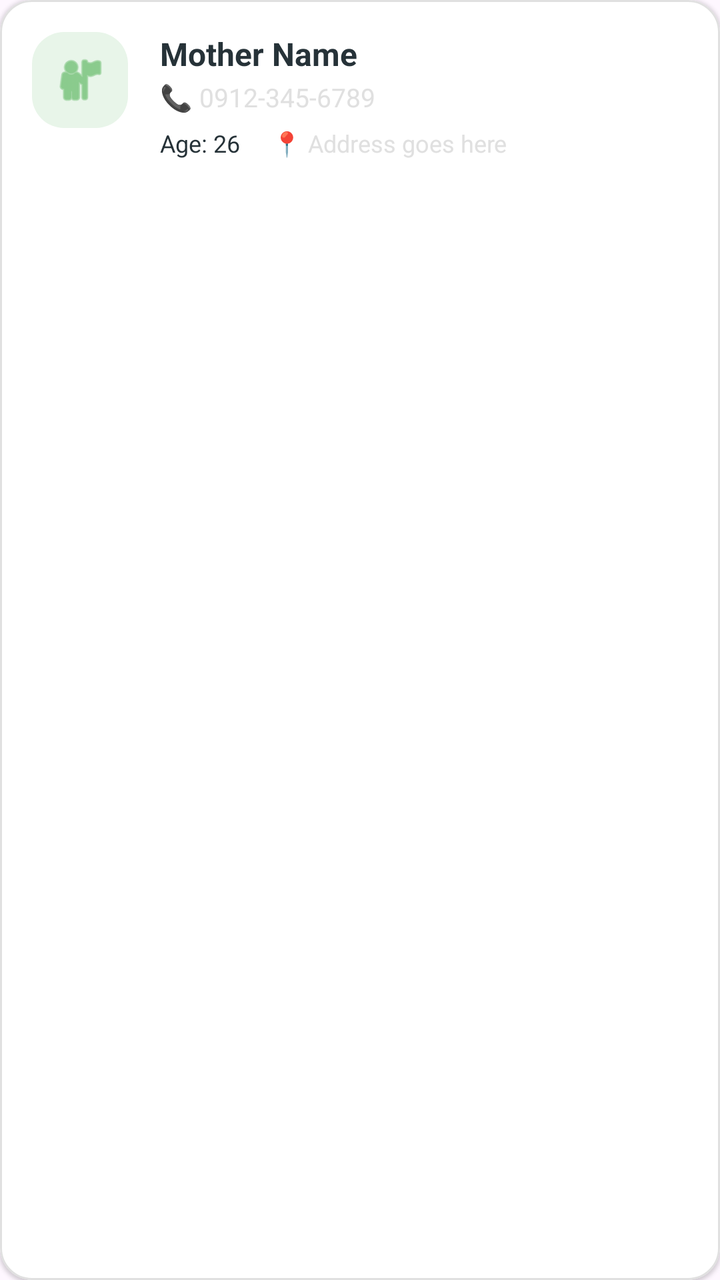
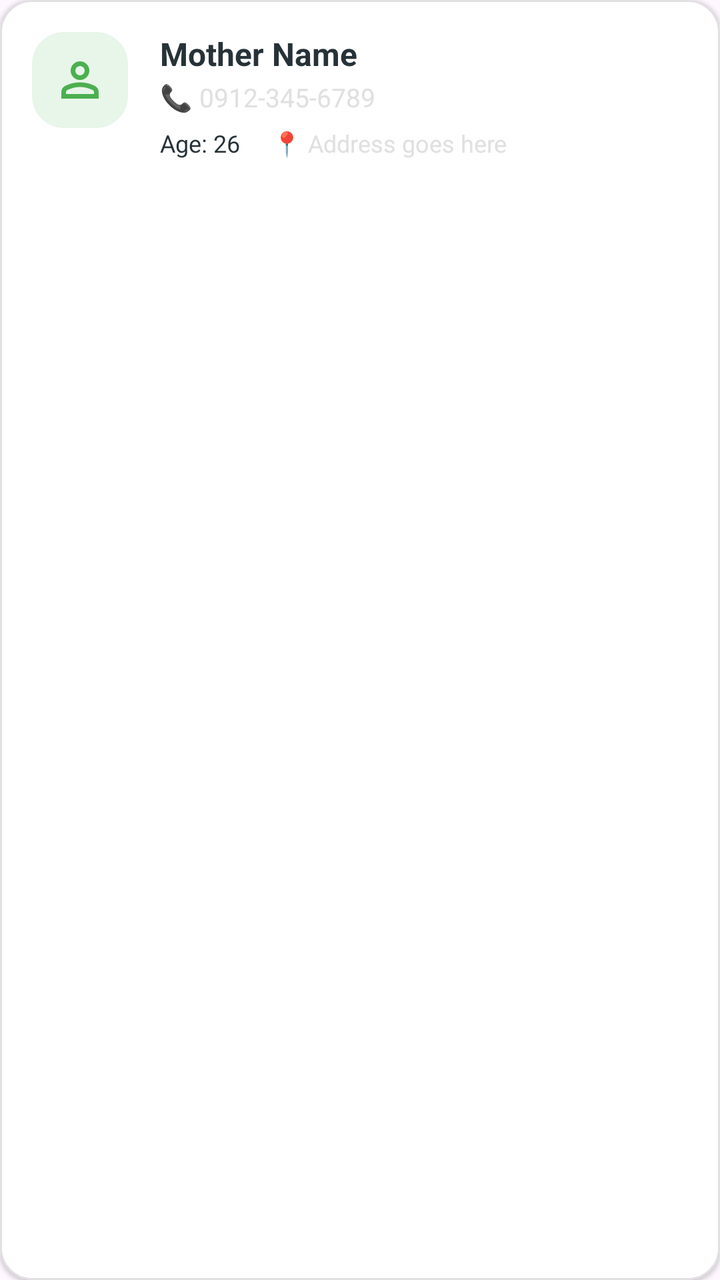

An Android layout rendered at two revisions. The XML below is the earlier revision; the diff shows what the commit changed to produce the second picture.
<!-- AndroidManifest.xml: application theme Theme.Mobicare -->
<!-- res/layout/item_mother_card.xml -->
<?xml version="1.0" encoding="utf-8"?>
<com.google.android.material.card.MaterialCardView xmlns:android="http://schemas.android.com/apk/res/android"
    xmlns:app="http://schemas.android.com/apk/res-auto"
    android:layout_width="match_parent"
    android:layout_height="wrap_content"
    android:layout_marginBottom="12dp"
    app:cardCornerRadius="16dp"
    app:cardElevation="1dp"
    app:cardBackgroundColor="@android:color/white"  app:strokeColor="#E0E0E0">

    <androidx.constraintlayout.widget.ConstraintLayout
        android:layout_width="match_parent"
        android:layout_height="wrap_content"
        android:padding="16dp">

        <ImageView
            android:id="@+id/ivIcon"
            android:layout_width="48dp"
            android:layout_height="48dp"
            android:background="@drawable/badge_green_light"
            android:padding="10dp"
            android:src="@android:drawable/ic_menu_myplaces"
            app:layout_constraintStart_toStartOf="parent"
            app:layout_constraintTop_toTopOf="parent"
            app:tint="#4CAF50" />

        <TextView
            android:id="@+id/tvMotherName"
            android:layout_width="0dp"
            android:layout_height="wrap_content"
            android:layout_marginStart="16dp"
            android:text="Mother Name"
            android:textColor="@color/slate_navy"
            android:textSize="16sp"
            android:textStyle="bold"
            app:layout_constraintEnd_toEndOf="parent"
            app:layout_constraintStart_toEndOf="@+id/ivIcon"
            app:layout_constraintTop_toTopOf="parent" />

        <TextView
            android:id="@+id/tvPhone"
            android:layout_width="wrap_content"
            android:layout_height="wrap_content"
            android:layout_marginTop="2dp"
            android:text="📞 0912-345-6789"
            android:textColor="@color/cool_grey"
            android:textSize="13sp"
            app:layout_constraintStart_toStartOf="@+id/tvMotherName"
            app:layout_constraintTop_toBottomOf="@+id/tvMotherName" />

        <TextView
            android:id="@+id/tvAge"
            android:layout_width="wrap_content"
            android:layout_height="wrap_content"
            android:layout_marginTop="6dp"
            android:text="Age: 26"
            android:textColor="@color/slate_navy"
            android:textSize="12sp"
            app:layout_constraintStart_toStartOf="@+id/tvMotherName"
            app:layout_constraintTop_toBottomOf="@+id/tvPhone" />

        <TextView
            android:id="@+id/tvAddress"
            android:layout_width="0dp"
            android:layout_height="wrap_content"
            android:layout_marginStart="16dp"
            android:layout_marginTop="6dp"
            android:text="📍 Address goes here"
            android:textColor="@color/cool_grey"
            android:textSize="12sp"
            app:layout_constraintEnd_toEndOf="parent"
            app:layout_constraintStart_toEndOf="@+id/tvAge"
            app:layout_constraintTop_toBottomOf="@+id/tvPhone" />

    </androidx.constraintlayout.widget.ConstraintLayout>
</com.google.android.material.card.MaterialCardView>
<!-- resources referenced by this layout -->
<resources>
  <color name="cool_grey">#E0E0E0</color>
  <color name="slate_navy">#263238</color>
  <!-- drawable badge_green_light (drawable) -->
  <?xml version="1.0" encoding="utf-8"?>
  <shape xmlns:android="http://schemas.android.com/apk/res/android">
      <solid android:color="#E8F5E9" />
      <corners android:radius="16dp" />
  </shape>
  <style name="Theme.Mobicare" parent="Base.Theme.Mobicare" />
  <style name="Base.Theme.Mobicare" parent="Theme.Material3.DayNight.NoActionBar">
          <item name="android:fontFamily">sans-serif</item>
          <item name="fontFamily">sans-serif</item>
          <item name="colorPrimary">@color/healing_green</item>
          <item name="colorOnPrimary">@color/pure_white</item>
          <item name="colorPrimaryContainer">@color/healing_green</item>
          <item name="colorOnPrimaryContainer">@color/pure_white</item>
          <item name="android:statusBarColor">#155A91</item>
      </style>
  <color name="healing_green">#388E3C</color>
  <color name="pure_white">#FFFFFF</color>
</resources>

<!-- the commit's change to res/layout/item_mother_card.xml (unified diff, before → after) -->
@@ -19,7 +19,7 @@
             android:layout_height="48dp"
             android:background="@drawable/badge_green_light"
             android:padding="10dp"
-            android:src="@android:drawable/ic_menu_myplaces"
+            android:src="@drawable/ic_user"
             app:layout_constraintStart_toStartOf="parent"
             app:layout_constraintTop_toTopOf="parent"
             app:tint="#4CAF50" />
<!-- resource entries referenced after the edit -->
@@ -8,6 +8,12 @@
       <solid android:color="#E8F5E9" />
       <corners android:radius="16dp" />
   </shape>
+  <!-- drawable ic_user (drawable) -->
+  <vector xmlns:android="http://schemas.android.com/apk/res/android" android:height="24dp" android:tint="#000000" android:viewportHeight="960" android:viewportWidth="960" android:width="24dp">
+        
+      <path android:fillColor="@android:color/white" android:pathData="M367,433Q320,386 320,320Q320,254 367,207Q414,160 480,160Q546,160 593,207Q640,254 640,320Q640,386 593,433Q546,480 480,480Q414,480 367,433ZM160,800L160,688Q160,654 177.5,625.5Q195,597 224,582Q286,551 350,535.5Q414,520 480,520Q546,520 610,535.5Q674,551 736,582Q765,597 782.5,625.5Q800,654 800,688L800,800L160,800ZM240,720L720,720L720,688Q720,677 714.5,668Q709,659 700,654Q646,627 591,613.5Q536,600 480,600Q424,600 369,613.5Q314,627 260,654Q251,659 245.5,668Q240,677 240,688L240,720ZM536.5,376.5Q560,353 560,320Q560,287 536.5,263.5Q513,240 480,240Q447,240 423.5,263.5Q400,287 400,320Q400,353 423.5,376.5Q447,400 480,400Q513,400 536.5,376.5ZM480,320Q480,320 480,320Q480,320 480,320Q480,320 480,320Q480,320 480,320Q480,320 480,320Q480,320 480,320Q480,320 480,320Q480,320 480,320ZM480,720L480,720Q480,720 480,720Q480,720 480,720Q480,720 480,720Q480,720 480,720Q480,720 480,720Q480,720 480,720Q480,720 480,720Q480,720 480,720L480,720Z"/>
+      
+  </vector>
   <style name="Theme.Mobicare" parent="Base.Theme.Mobicare" />
   <style name="Base.Theme.Mobicare" parent="Theme.Material3.DayNight.NoActionBar">
           <item name="android:fontFamily">sans-serif</item>
